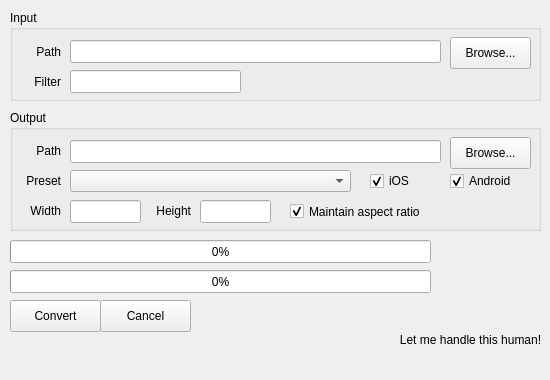
Before: the Qt Designer form svgToolLayout.ui in fhaze/FlandreSVGTool, drawn with Qt 5.
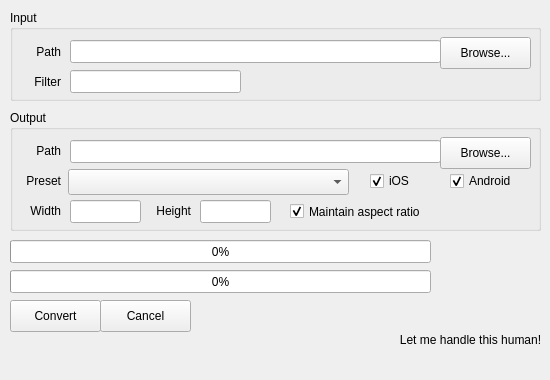
After: the same form once the commit is applied.

```diff
--- a/svgToolLayout.ui
+++ b/svgToolLayout.ui
@@ -53,9 +53,9 @@
     <widget class="QPushButton" name="btnInputDir">
      <property name="geometry">
       <rect>
-       <x>440</x>
+       <x>430</x>
        <y>27</y>
-       <width>81</width>
+       <width>91</width>
        <height>32</height>
       </rect>
      </property>
@@ -165,9 +165,9 @@
     <widget class="QPushButton" name="btnOutputDir">
      <property name="geometry">
       <rect>
-       <x>440</x>
+       <x>430</x>
        <y>27</y>
-       <width>81</width>
+       <width>91</width>
        <height>32</height>
       </rect>
      </property>
@@ -223,10 +223,10 @@
     <widget class="QComboBox" name="comboBoxMode">
      <property name="geometry">
       <rect>
-       <x>60</x>
-       <y>60</y>
+       <x>58</x>
+       <y>59</y>
        <width>281</width>
-       <height>22</height>
+       <height>26</height>
       </rect>
      </property>
     </widget>
```
